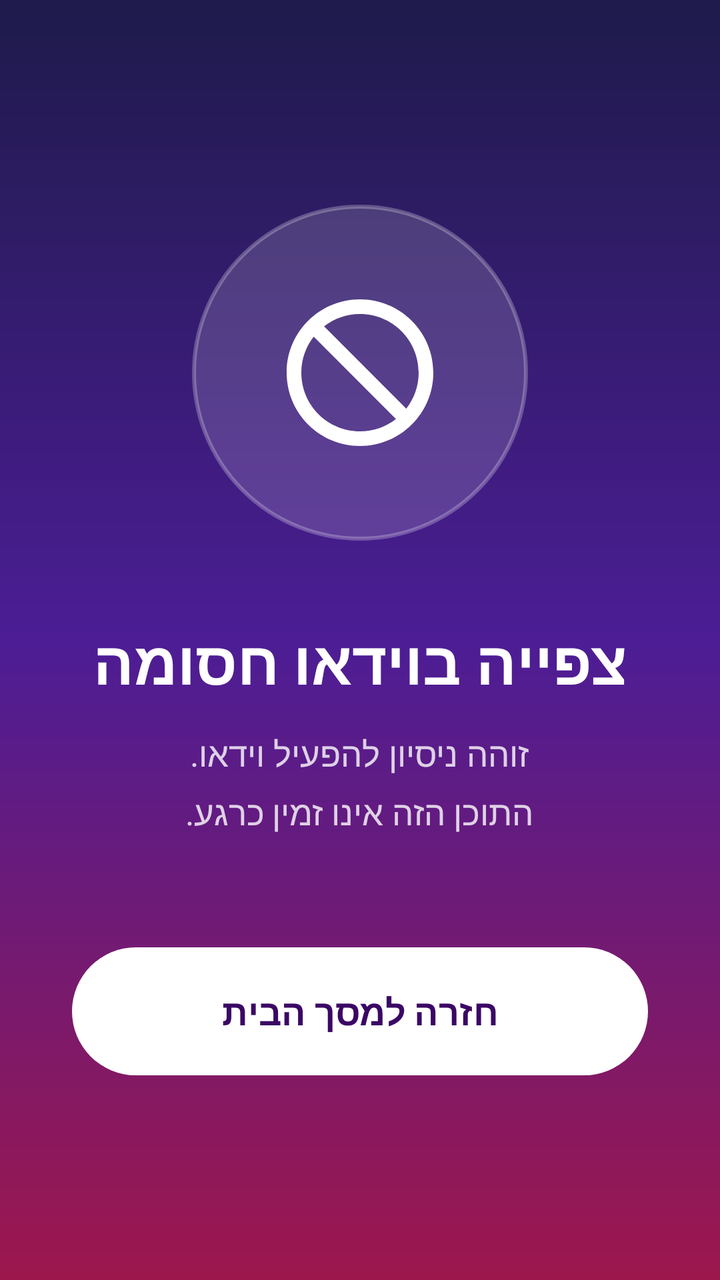
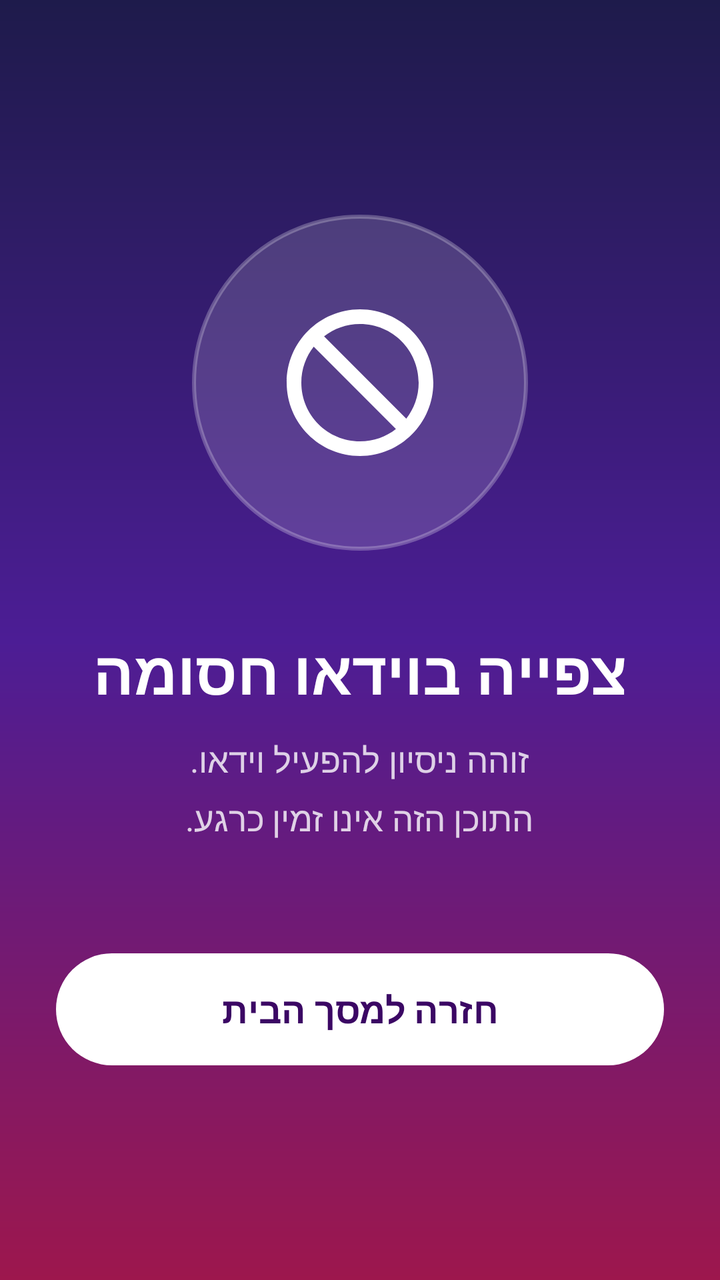

Screens rendered from an Android XML layout before and after an edit, with the pre-edit source and the edit as a unified diff.
<!-- AndroidManifest.xml: application theme AppTheme -->
<!-- res/layout/overlay_block.xml -->
<?xml version="1.0" encoding="utf-8"?>
<FrameLayout xmlns:android="http://schemas.android.com/apk/res/android"
    android:layout_width="match_parent"
    android:layout_height="match_parent"
    android:background="@drawable/bg_gradient"
    android:clickable="true"
    android:focusable="true"
    android:layoutDirection="rtl">

    <LinearLayout
        android:layout_width="match_parent"
        android:layout_height="wrap_content"
        android:layout_gravity="center"
        android:gravity="center_horizontal"
        android:orientation="vertical"
        android:paddingStart="36dp"
        android:paddingEnd="36dp">

        <FrameLayout
            android:layout_width="168dp"
            android:layout_height="168dp"
            android:background="@drawable/bg_circle">

            <ImageView
                android:layout_width="88dp"
                android:layout_height="88dp"
                android:layout_gravity="center"
                android:contentDescription="@null"
                android:src="@drawable/ic_block" />
        </FrameLayout>

        <TextView
            android:layout_width="wrap_content"
            android:layout_height="wrap_content"
            android:layout_marginTop="40dp"
            android:text="@string/block_title"
            android:textColor="@color/text_primary"
            android:textSize="30sp"
            android:textStyle="bold" />

        <TextView
            android:layout_width="wrap_content"
            android:layout_height="wrap_content"
            android:layout_marginTop="14dp"
            android:gravity="center"
            android:lineSpacingMultiplier="1.25"
            android:text="@string/block_subtitle"
            android:textColor="@color/text_secondary"
            android:textSize="17sp" />

        <Button
            android:id="@+id/btnBack"
            android:layout_width="match_parent"
            android:layout_height="64dp"
            android:layout_marginTop="56dp"
            android:background="@drawable/bg_button"
            android:stateListAnimator="@null"
            android:text="@string/block_button"
            android:textColor="@color/button_text"
            android:textSize="18sp"
            android:textStyle="bold" />
    </LinearLayout>
</FrameLayout>
<!-- resources referenced by this layout -->
<resources>
  <color name="button_text">#3B0764</color>
  <color name="text_primary">#FFFFFF</color>
  <color name="text_secondary">#CCFFFFFF</color>
  <!-- drawable bg_button (drawable) -->
  <?xml version="1.0" encoding="utf-8"?>
  <ripple xmlns:android="http://schemas.android.com/apk/res/android"
      android:color="#33000000">
      <item>
          <shape android:shape="rectangle">
              <solid android:color="#FFFFFF" />
              <corners android:radius="32dp" />
          </shape>
      </item>
  </ripple>
  <!-- drawable bg_circle (drawable) -->
  <?xml version="1.0" encoding="utf-8"?>
  <shape xmlns:android="http://schemas.android.com/apk/res/android" android:shape="oval">
      <solid android:color="@color/glass" />
      <stroke
          android:width="2dp"
          android:color="@color/glass_border" />
  </shape>
  <!-- drawable bg_gradient (drawable) -->
  <?xml version="1.0" encoding="utf-8"?>
  <shape xmlns:android="http://schemas.android.com/apk/res/android" android:shape="rectangle">
      <gradient
          android:angle="270"
          android:centerColor="@color/bg_mid"
          android:endColor="@color/bg_bottom"
          android:startColor="@color/bg_top"
          android:type="linear" />
  </shape>
  <!-- drawable ic_block (drawable) -->
  <?xml version="1.0" encoding="utf-8"?>
  <vector xmlns:android="http://schemas.android.com/apk/res/android"
      android:width="96dp"
      android:height="96dp"
      android:viewportWidth="24"
      android:viewportHeight="24">
      <path
          android:fillColor="#FFFFFF"
          android:pathData="M12,2C6.48,2 2,6.48 2,12s4.48,10 10,10 10,-4.48 10,-10S17.52,2 12,2zM4,12c0,-1.85 0.63,-3.55 1.69,-4.9L16.9,18.31C15.55,19.37 13.85,20 12,20c-4.42,0 -8,-3.58 -8,-8zM18.31,16.9L7.1,5.69C8.45,4.63 10.15,4 12,4c4.42,0 8,3.58 8,8 0,1.85 -0.63,3.55 -1.69,4.9z" />
  </vector>
  <string name="block_button">חזרה למסך הבית</string>
  <string name="block_subtitle">זוהה ניסיון להפעיל וידאו.\nהתוכן הזה אינו זמין כרגע.</string>
  <string name="block_title">צפייה בוידאו חסומה</string>
  <style name="AppTheme" parent="android:Theme.DeviceDefault.NoActionBar">
          <item name="android:windowBackground">@drawable/bg_gradient</item>
          <item name="android:statusBarColor">@android:color/transparent</item>
          <item name="android:navigationBarColor">@android:color/transparent</item>
          <item name="android:windowTranslucentStatus">false</item>
      </style>
  <color name="glass">#26FFFFFF</color>
  <color name="glass_border">#40FFFFFF</color>
  <color name="bg_mid">#4C1D95</color>
  <color name="bg_bottom">#9D174D</color>
  <color name="bg_top">#1E1B4B</color>
</resources>

<!-- the commit's change to res/layout/overlay_block.xml (unified diff, before → after) -->
@@ -7,57 +7,67 @@
     android:focusable="true"
     android:layoutDirection="rtl">
 
-    <LinearLayout
+    <ScrollView
         android:layout_width="match_parent"
-        android:layout_height="wrap_content"
-        android:layout_gravity="center"
-        android:gravity="center_horizontal"
-        android:orientation="vertical"
-        android:paddingStart="36dp"
-        android:paddingEnd="36dp">
+        android:layout_height="match_parent"
+        android:fillViewport="true"
+        android:overScrollMode="ifContentScrolls">
 
-        <FrameLayout
-            android:layout_width="168dp"
-            android:layout_height="168dp"
-            android:background="@drawable/bg_circle">
+        <LinearLayout
+            android:layout_width="match_parent"
+            android:layout_height="wrap_content"
+            android:gravity="center"
+            android:minHeight="1dp"
+            android:orientation="vertical"
+            android:paddingStart="28dp"
+            android:paddingTop="24dp"
+            android:paddingEnd="28dp"
+            android:paddingBottom="24dp">
 
-            <ImageView
-                android:layout_width="88dp"
-                android:layout_height="88dp"
-                android:layout_gravity="center"
-                android:contentDescription="@null"
-                android:src="@drawable/ic_block" />
-        </FrameLayout>
+            <FrameLayout
+                android:layout_width="@dimen/overlay_circle"
+                android:layout_height="@dimen/overlay_circle"
+                android:background="@drawable/bg_circle">
 
-        <TextView
-            android:layout_width="wrap_content"
-            android:layout_height="wrap_content"
-            android:layout_marginTop="40dp"
-            android:text="@string/block_title"
-            android:textColor="@color/text_primary"
-            android:textSize="30sp"
-            android:textStyle="bold" />
+                <ImageView
+                    android:layout_width="@dimen/overlay_icon"
+                    android:layout_height="@dimen/overlay_icon"
+                    android:layout_gravity="center"
+                    android:contentDescription="@null"
+                    android:src="@drawable/ic_block" />
+            </FrameLayout>
 
-        <TextView
-            android:layout_width="wrap_content"
-            android:layout_height="wrap_content"
-            android:layout_marginTop="14dp"
-            android:gravity="center"
-            android:lineSpacingMultiplier="1.25"
-            android:text="@string/block_subtitle"
-            android:textColor="@color/text_secondary"
-            android:textSize="17sp" />
+            <TextView
+                android:layout_width="wrap_content"
+                android:layout_height="wrap_content"
+                android:layout_marginTop="@dimen/overlay_gap"
+                android:gravity="center"
+                android:text="@string/block_title"
+                android:textColor="@color/text_primary"
+                android:textSize="@dimen/overlay_title"
+                android:textStyle="bold" />
 
-        <Button
-            android:id="@+id/btnBack"
-            android:layout_width="match_parent"
-            android:layout_height="64dp"
-            android:layout_marginTop="56dp"
-            android:background="@drawable/bg_button"
-            android:stateListAnimator="@null"
-            android:text="@string/block_button"
-            android:textColor="@color/button_text"
-            android:textSize="18sp"
-            android:textStyle="bold" />
-    </LinearLayout>
+            <TextView
+                android:layout_width="wrap_content"
+                android:layout_height="wrap_content"
+                android:layout_marginTop="12dp"
+                android:gravity="center"
+                android:lineSpacingMultiplier="1.25"
+                android:text="@string/block_subtitle"
+                android:textColor="@color/text_secondary"
+                android:textSize="@dimen/overlay_sub" />
+
+            <Button
+                android:id="@+id/btnBack"
+                android:layout_width="match_parent"
+                android:layout_height="56dp"
+                android:layout_marginTop="@dimen/overlay_btn_gap"
+                android:background="@drawable/bg_button"
+                android:stateListAnimator="@null"
+                android:text="@string/block_button"
+                android:textColor="@color/button_text"
+                android:textSize="18sp"
+                android:textStyle="bold" />
+        </LinearLayout>
+    </ScrollView>
 </FrameLayout>
<!-- resource entries referenced after the edit -->
@@ -3,6 +3,12 @@
   <color name="button_text">#3B0764</color>
   <color name="text_primary">#FFFFFF</color>
   <color name="text_secondary">#CCFFFFFF</color>
+  <dimen name="overlay_btn_gap">28dp</dimen>
+  <dimen name="overlay_circle">112dp</dimen>
+  <dimen name="overlay_gap">24dp</dimen>
+  <dimen name="overlay_icon">60dp</dimen>
+  <dimen name="overlay_sub">15sp</dimen>
+  <dimen name="overlay_title">24sp</dimen>
   <!-- drawable bg_button (drawable) -->
   <?xml version="1.0" encoding="utf-8"?>
   <ripple xmlns:android="http://schemas.android.com/apk/res/android"
